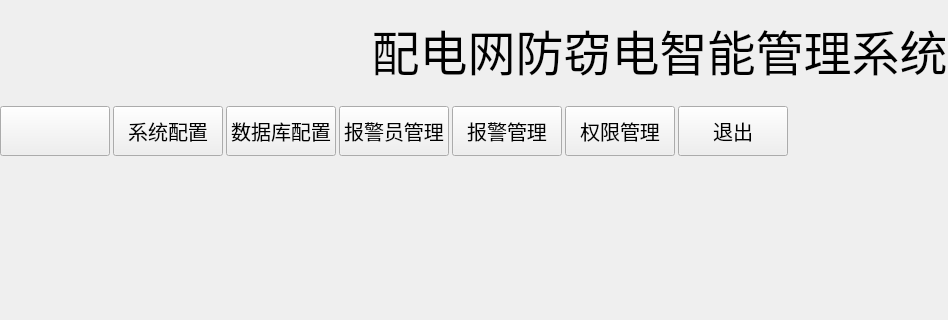
This is Elec.ui in wanlong1215/test as Qt 5 draws it before an edit; both pictures show x 0 to 948 and y 0 to 320 of the 1130 by 669 pixel window. The edited form follows.
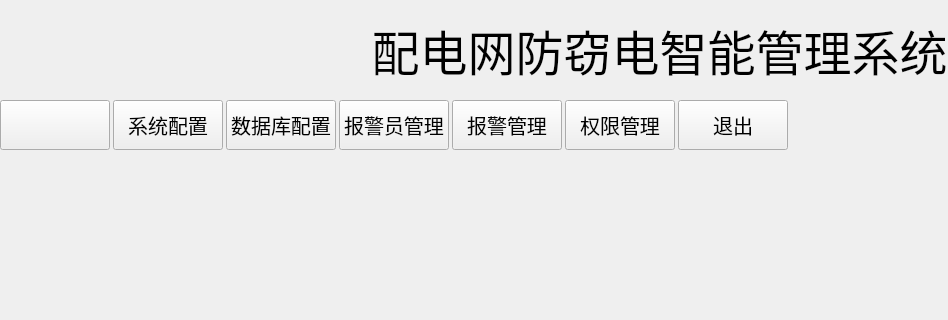
This is the edited form. The open tabs and pages were chosen to show the change. Icons and pictures are not drawn. Custom widgets are drawn as their Qt base class.

```diff
--- a/Elec.ui
+++ b/Elec.ui
@@ -15,6 +15,9 @@
   </property>
   <widget class="QWidget" name="centralWidget">
    <layout class="QVBoxLayout" name="verticalLayout">
+    <property name="spacing">
+     <number>0</number>
+    </property>
     <property name="leftMargin">
      <number>0</number>
     </property>
@@ -325,12 +328,21 @@
       </property>
       <widget class="QWidget" name="pgSummary">
        <layout class="QVBoxLayout" name="verticalLayout_3">
+        <property name="spacing">
+         <number>0</number>
+        </property>
         <property name="leftMargin">
          <number>0</number>
         </property>
+        <property name="topMargin">
+         <number>0</number>
+        </property>
         <property name="rightMargin">
          <number>0</number>
         </property>
+        <property name="bottomMargin">
+         <number>0</number>
+        </property>
         <item>
          <widget class="SummaryWidget" name="wgtSummary" native="true"/>
         </item>
```
Left out of the diff: 8 changed lines with no effect on the pictures.
